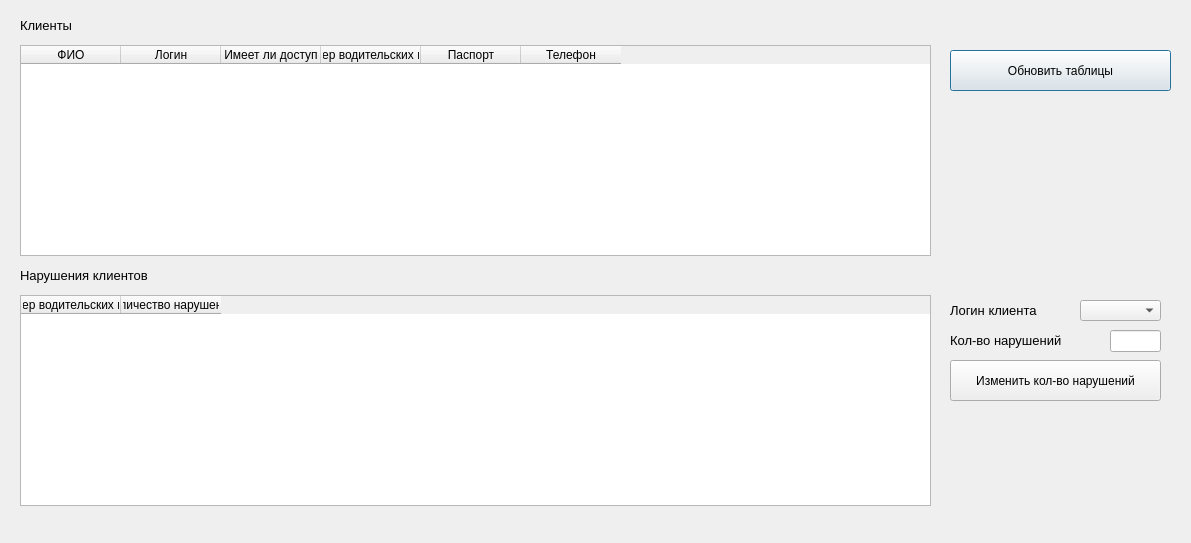
First picture: the form in ClientInformationWindow.ui, repository EgLeVor/Course, before the edit.
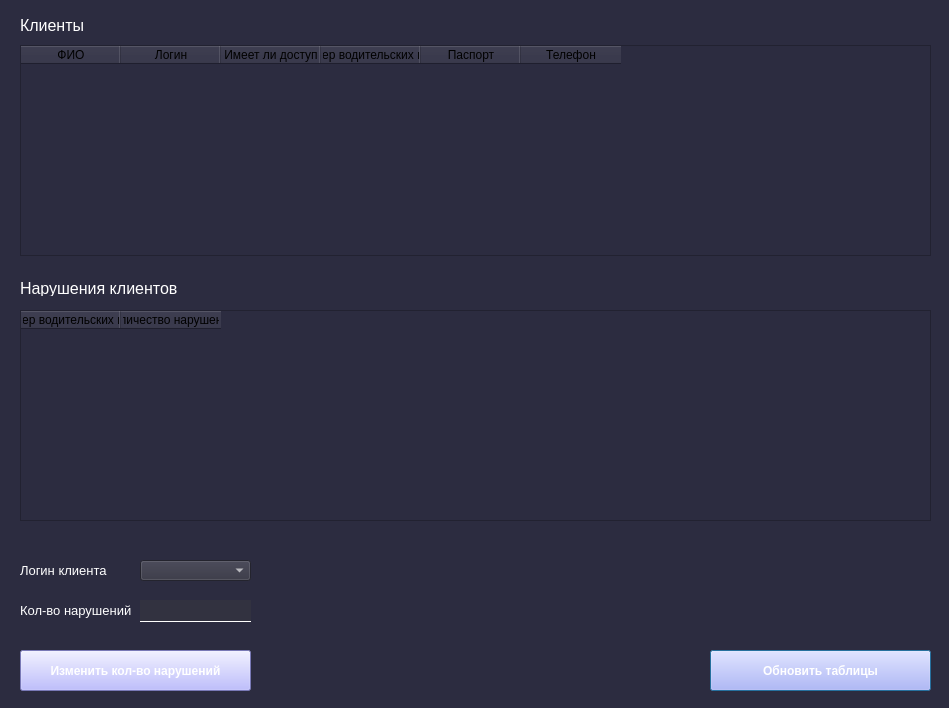
Second picture: the form after the edit.

Commit message: client windows stylesheets

What changed in the file:
```diff
--- a/ClientInformationWindow.ui
+++ b/ClientInformationWindow.ui
@@ -6,13 +6,52 @@
    <rect>
     <x>0</x>
     <y>0</y>
-    <width>1191</width>
-    <height>543</height>
+    <width>949</width>
+    <height>708</height>
    </rect>
   </property>
   <property name="windowTitle">
    <string>Информация о клиентах</string>
   </property>
+  <property name="styleSheet">
+   <string notr="true">QWidget{
+	background-color: rgb(44, 44, 64);
+}
+QPushButton{
+	font: 75 9pt &quot;MS Shell Dlg 2&quot;;
+	background-color: rgb(170, 170, 255);
+	color: rgb(255, 255, 255);
+	font-weight: bold
+}
+QPushButton#delete_btn{
+	background-color: rgb(209, 0, 0);
+	font: 75 9pt &quot;MS Shell Dlg 2&quot;;
+	font-weight: bold
+
+}
+QLabel{
+	
+	color: rgb(255, 255, 255);
+}
+QLineEdit{
+	border: 1px solid rgb(255, 255, 255);
+	border-top-color: rgba(255, 255, 255, 0);
+	border-right-color: rgba(255, 255, 255, 0);
+	border-left-color: rgba(255, 255, 255, 0);
+	background-color: rgb(50, 50, 64);
+	color: rgb(255, 255, 255);
+}
+QLabel#inf_lbl{
+	font-weight: bold
+}
+QComboBox{
+	background-color: rgb(50, 50, 64);
+	color: rgb(255, 255, 255);
+}
+QTableWidget{
+	color:rgb(255, 255, 255);
+}</string>
+  </property>
   <widget class="QTableWidget" name="clients_tbl">
    <property name="geometry">
     <rect>
@@ -26,31 +65,127 @@
     <property name="text">
      <string>ФИО</string>
     </property>
+    <property name="background">
+     <color>
+      <red>44</red>
+      <green>44</green>
+      <blue>64</blue>
+     </color>
+    </property>
+    <property name="foreground">
+     <brush brushstyle="NoBrush">
+      <color alpha="255">
+       <red>255</red>
+       <green>255</green>
+       <blue>255</blue>
+      </color>
+     </brush>
+    </property>
    </column>
    <column>
     <property name="text">
      <string>Логин</string>
     </property>
+    <property name="background">
+     <color>
+      <red>44</red>
+      <green>44</green>
+      <blue>64</blue>
+     </color>
+    </property>
+    <property name="foreground">
+     <brush brushstyle="NoBrush">
+      <color alpha="255">
+       <red>255</red>
+       <green>255</green>
+       <blue>255</blue>
+      </color>
+     </brush>
+    </property>
    </column>
    <column>
     <property name="text">
      <string>Имеет ли доступ</string>
     </property>
+    <property name="background">
+     <color>
+      <red>44</red>
+      <green>44</green>
+      <blue>64</blue>
+     </color>
+    </property>
+    <property name="foreground">
+     <brush brushstyle="NoBrush">
+      <color alpha="255">
+       <red>255</red>
+       <green>255</green>
+       <blue>255</blue>
+      </color>
+     </brush>
+    </property>
    </column>
    <column>
     <property name="text">
      <string>Номер водительских прав</string>
     </property>
+    <property name="background">
+     <color>
+      <red>44</red>
+      <green>44</green>
+      <blue>64</blue>
+     </color>
+    </property>
+    <property name="foreground">
+     <brush brushstyle="NoBrush">
+      <color alpha="255">
+       <red>255</red>
+       <green>255</green>
+       <blue>255</blue>
+      </color>
+     </brush>
+    </property>
    </column>
    <column>
     <property name="text">
      <string>Паспорт</string>
     </property>
+    <property name="background">
+     <color>
+      <red>44</red>
+      <green>44</green>
+      <blue>64</blue>
+     </color>
+    </property>
+    <property name="foreground">
+     <brush brushstyle="NoBrush">
+      <color alpha="255">
+       <red>255</red>
+       <green>255</green>
+       <blue>255</blue>
+      </color>
+     </brush>
+    </property>
    </column>
    <column>
     <property name="text">
      <string>Телефон</string>
     </property>
+    <property name="background">
+     <color>
+      <red>44</red>
+      <green>44</green>
+      <blue>64</blue>
+     </color>
+    </property>
+    <property name="foreground">
+     <brush brushstyle="NoBrush">
+      <color alpha="255">
+       <red>255</red>
+       <green>255</green>
+       <blue>255</blue>
+      </color>
+     </brush>
+    </property>
    </column>
   </widget>
   <widget class="QLabel" name="label">
@@ -58,13 +193,13 @@
     <rect>
      <x>20</x>
      <y>15</y>
-     <width>71</width>
+     <width>911</width>
      <height>21</height>
     </rect>
    </property>
    <property name="font">
     <font>
-     <pointsize>10</pointsize>
+     <pointsize>12</pointsize>
     </font>
    </property>
    <property name="text">
@@ -75,14 +210,16 @@
    <property name="geometry">
     <rect>
      <x>20</x>
-     <y>260</y>
-     <width>201</width>
-     <height>31</height>
+     <y>280</y>
+     <width>911</width>
+     <height>16</height>
     </rect>
    </property>
    <property name="font">
     <font>
-     <pointsize>10</pointsize>
+     <pointsize>12</pointsize>
+     <weight>50</weight>
+     <bold>false</bold>
     </font>
    </property>
    <property name="text">
@@ -93,7 +230,7 @@
    <property name="geometry">
     <rect>
      <x>20</x>
-     <y>295</y>
+     <y>310</y>
      <width>911</width>
      <height>211</height>
     </rect>
@@ -102,18 +239,50 @@
     <property name="text">
      <string>Номер водительских прав</string>
     </property>
+    <property name="background">
+     <color>
+      <red>44</red>
+      <green>44</green>
+      <blue>64</blue>
+     </color>
+    </property>
+    <property name="foreground">
+     <brush brushstyle="NoBrush">
+      <color alpha="255">
+       <red>255</red>
+       <green>255</green>
+       <blue>255</blue>
+      </color>
+     </brush>
+    </property>
    </column>
    <column>
     <property name="text">
      <string>Количество нарушений</string>
     </property>
+    <property name="background">
+     <color>
+      <red>44</red>
+      <green>44</green>
+      <blue>64</blue>
+     </color>
+    </property>
+    <property name="foreground">
+     <brush brushstyle="NoBrush">
+      <color alpha="255">
+       <red>255</red>
+       <green>255</green>
+       <blue>255</blue>
+      </color>
+     </brush>
+    </property>
    </column>
   </widget>
   <widget class="QPushButton" name="update_tbl_btn">
    <property name="geometry">
     <rect>
-     <x>950</x>
-     <y>50</y>
+     <x>710</x>
+     <y>650</y>
      <width>221</width>
      <height>41</height>
     </rect>
@@ -125,9 +294,9 @@
   <widget class="QPushButton" name="update_viol_btn">
    <property name="geometry">
     <rect>
-     <x>950</x>
-     <y>360</y>
-     <width>211</width>
+     <x>20</x>
+     <y>650</y>
+     <width>231</width>
      <height>41</height>
     </rect>
    </property>
@@ -138,9 +307,9 @@
   <widget class="QComboBox" name="lgn_box">
    <property name="geometry">
     <rect>
-     <x>1080</x>
-     <y>300</y>
-     <width>81</width>
+     <x>140</x>
+     <y>560</y>
+     <width>111</width>
      <height>21</height>
     </rect>
    </property>
@@ -148,9 +317,9 @@
   <widget class="QLabel" name="label_3">
    <property name="geometry">
     <rect>
-     <x>950</x>
-     <y>300</y>
-     <width>121</width>
+     <x>20</x>
+     <y>560</y>
+     <width>111</width>
      <height>21</height>
     </rect>
    </property>
@@ -166,9 +335,9 @@
   <widget class="QLineEdit" name="cnt_line">
    <property name="geometry">
     <rect>
-     <x>1110</x>
-     <y>330</y>
-     <width>51</width>
+     <x>140</x>
+     <y>600</y>
+     <width>111</width>
      <height>22</height>
     </rect>
    </property>
@@ -176,9 +345,9 @@
   <widget class="QLabel" name="label_4">
    <property name="geometry">
     <rect>
-     <x>950</x>
-     <y>330</y>
-     <width>151</width>
+     <x>20</x>
+     <y>600</y>
+     <width>111</width>
      <height>21</height>
     </rect>
    </property>
```
The commit also changes 4 other files.
